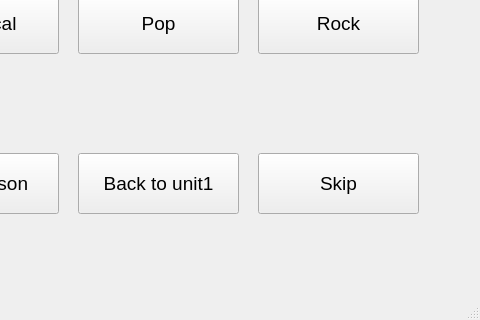
trongphuc1/TL-C4K-PTI01-, file SPCK/Gui/music5.ui: the form before one commit; both pictures show x 102 to 582 and y 457 to 777 of the 582 by 777 pixel window.
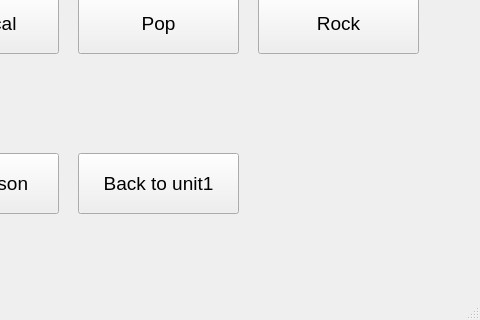
The form after the commit.

```diff
--- a/SPCK/Gui/music5.ui
+++ b/SPCK/Gui/music5.ui
@@ -266,24 +266,6 @@
      <string>Next lesson</string>
     </property>
    </widget>
-   <widget class="QPushButton" name="pushButton_19">
-    <property name="geometry">
-     <rect>
-      <x>360</x>
-      <y>610</y>
-      <width>161</width>
-      <height>61</height>
-     </rect>
-    </property>
-    <property name="font">
-     <font>
-      <pointsize>14</pointsize>
-     </font>
-    </property>
-    <property name="text">
-     <string>Skip</string>
-    </property>
-   </widget>
   </widget>
   <widget class="QMenuBar" name="menubar">
    <property name="geometry">
```
